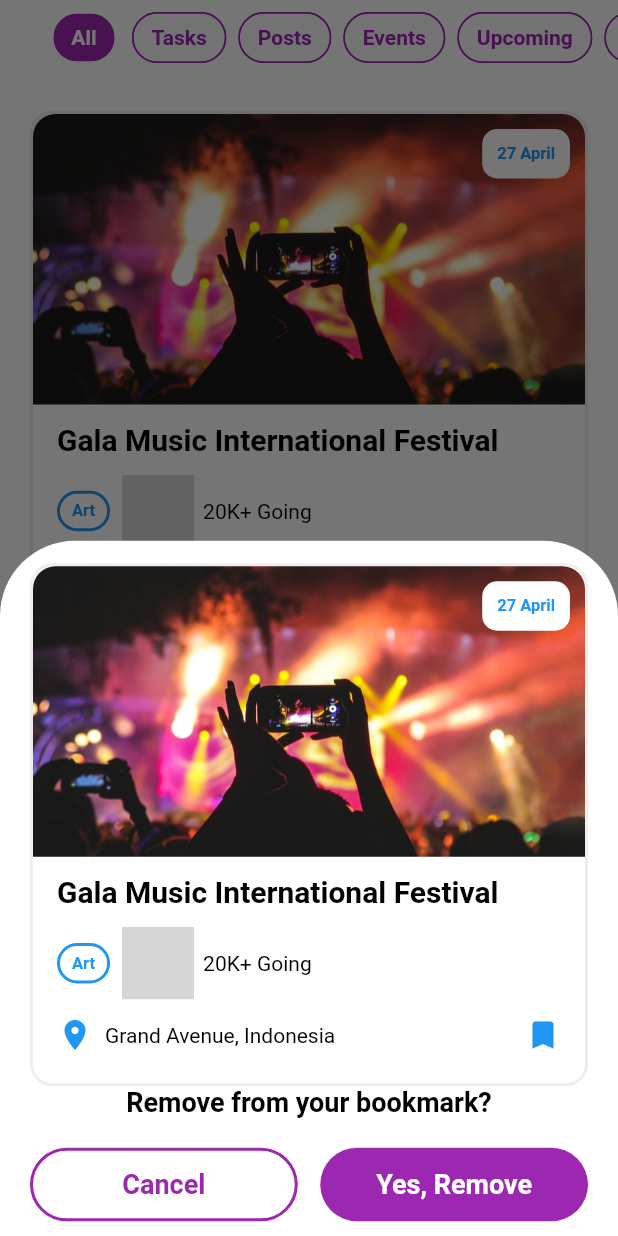
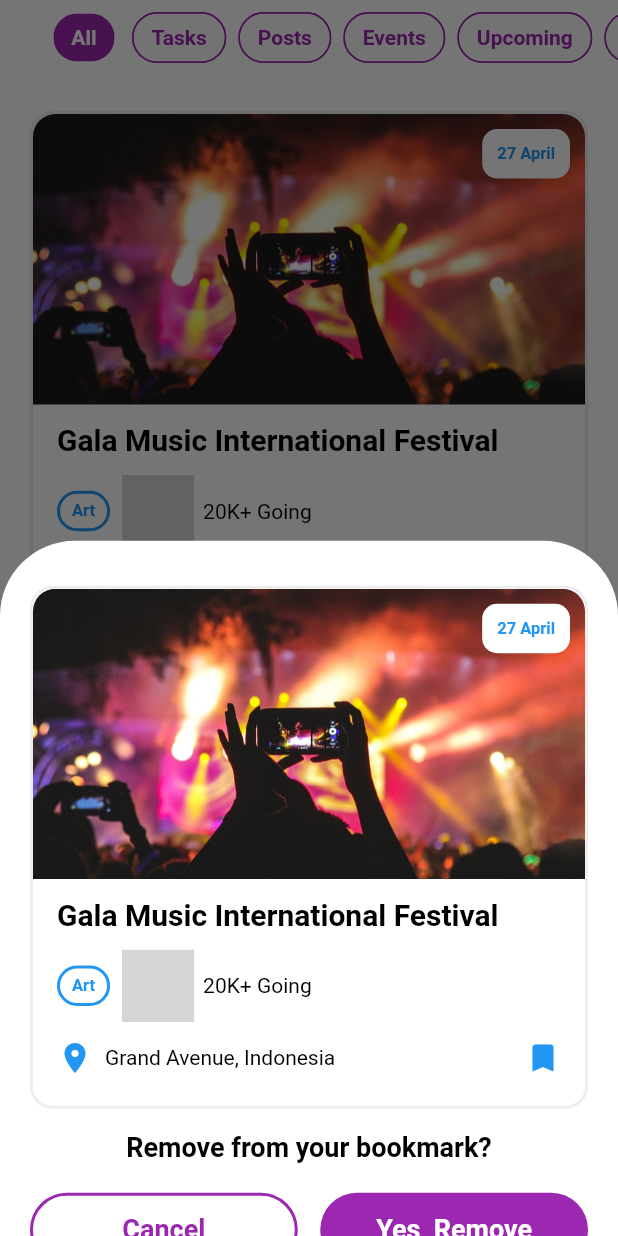
Before and after one commit to israelglory/single_screens, a Flutter app: the screen it shows after launch, after a tap on "27 April", on a phone screen of 412 x 824 dp. Run offline on Flutter 3.47's test engine with Material 2 defaults, Android fonts, the phone set to English and light mode, and no system bars; our stand-ins replace device_preview, hive, hive_flutter; missing offline and left inert: image_stack; accounts and stored records are empty; key blocks and very long unbroken strings in the code were emptied for the run; grey boxes are pictures that could not be loaded.

Commit message:
bottom modal

```diff
--- a/lib/bookmarks/bottom_modal_sheet.dart
+++ b/lib/bookmarks/bottom_modal_sheet.dart
@@ -26,7 +26,7 @@ void onRemoveBookmarkDialog({
           mainAxisAlignment: MainAxisAlignment.start,
           children: [
             const SizedBox(
-              height: 15,
+              height: 30,
             ),
             const BookmarkItem(
               images: [
@@ -39,6 +39,9 @@ void onRemoveBookmarkDialog({
               going: '20K+ Going',
               location: 'Grand Avenue, Indonesia',
               name: 'Gala Music International Festival',
+            ),
+            const SizedBox(
+              height: 15,
             ),
             const Text(
               'Remove from your bookmark?',
```
